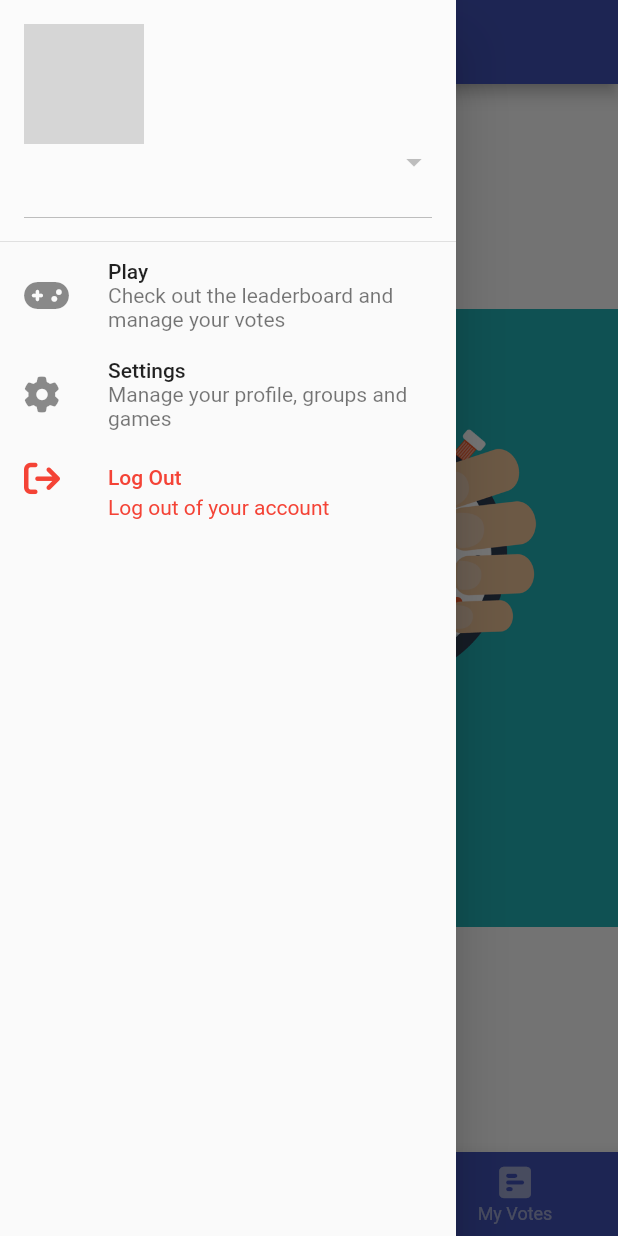
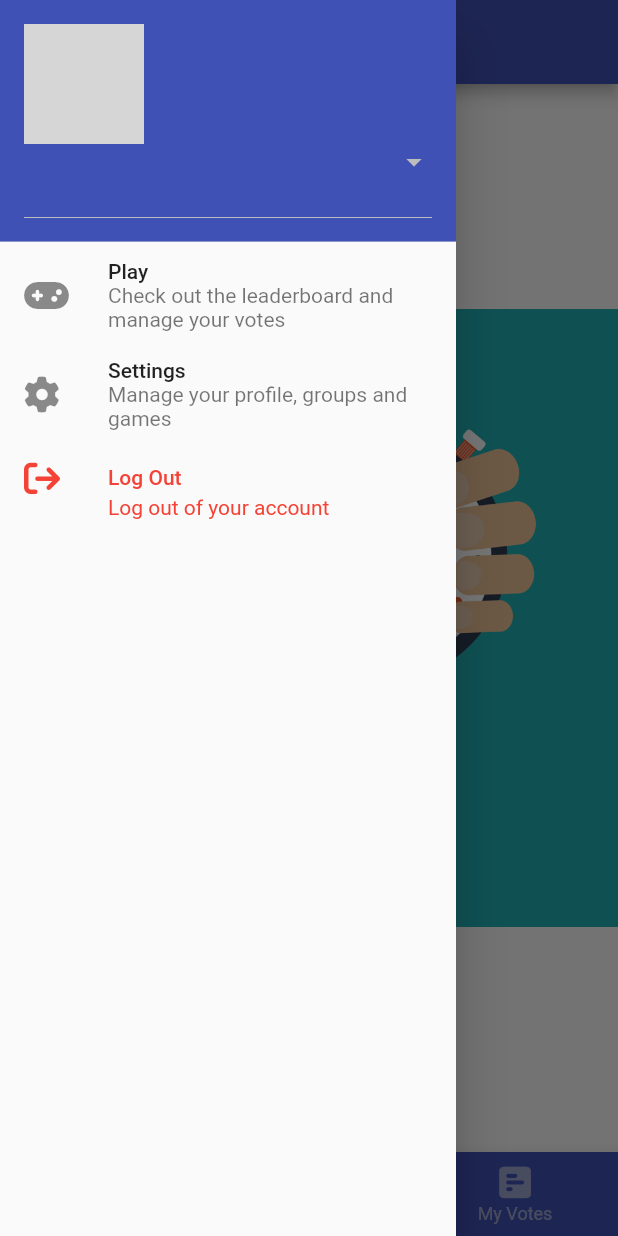
Before and after one commit to rflett/jui, a Flutter app: the MainPage screen opened directly, item 2 of the bottom bar chosen, with the side drawer open, on a phone screen of 412 x 824 dp. Run offline on Flutter 3.47's test engine with Material 2 defaults, Android fonts, the phone set to English and light mode, and no system bars; our stand-ins replace cached_network_image, flutter_secure_storage, font_awesome_flutter, lottie, palette_generator, qr_flutter and 4 more; missing offline and left inert: jwt_decode, qr_code_scanner; accounts and stored records are empty; generated files the repository leaves out were written again; network calls fail; grey boxes are pictures that could not be loaded.

Commit message:
Added a bit more color to the dark mode app

```diff
--- a/lib/view/pages/logged_in/home/home_page.dart
+++ b/lib/view/pages/logged_in/home/home_page.dart
@@ -30,7 +30,7 @@ class _HomePageState extends State<HomePage> {
   Widget build(BuildContext context) {
     return Scaffold(
       bottomNavigationBar: BottomNavigationBar(
-        backgroundColor: Theme.of(context).primaryColor,
+        backgroundColor: Theme.of(context).colorScheme.primary,
         items: [
           BottomNavigationBarItem(
               icon: FaIcon(FontAwesomeIcons.medal), label: "Leaderboard"),
--- a/lib/view/pages/logged_in/main_page.dart
+++ b/lib/view/pages/logged_in/main_page.dart
@@ -157,8 +157,10 @@ class _MainPageState extends State<MainPage> {
 
   @override
   Widget build(BuildContext context) {
+    var theme = Theme.of(context);
     return Scaffold(
       appBar: AppBar(
+        backgroundColor: theme.colorScheme.primary,
         title: Text(title),
       ),
       drawer: Drawer(
@@ -170,7 +172,8 @@ class _MainPageState extends State<MainPage> {
                 crossAxisAlignment: CrossAxisAlignment.start,
                 children: [
                   Consumer<UserState>(
-                    builder: (context, userState, child) => Row(
+                    builder: (context, userState, child) =>
+                        Row(
                           children: [
                             UserAvatar(uuid: userState.user?.userID ?? ""),
                             Padding(
@@ -182,7 +185,8 @@ class _MainPageState extends State<MainPage> {
                   ),
                   Expanded(
                     child: Consumer<GroupState>(
-                      builder: (context, groupState, child) => GroupDropdown(
+                      builder: (context, groupState, child) =>
+                          GroupDropdown(
                             groups: groupState.groups,
                             onGroupSelected: (groupId) =>
                                 _onGroupSelected(groupId, groupState),
@@ -193,11 +197,12 @@ class _MainPageState extends State<MainPage> {
                 ],
               ),
               decoration: BoxDecoration(
-                color: Colors.white24,
+                color: theme.colorScheme.primary,
               ),
             ),
             Consumer<GroupState>(
-              builder: (context, groupState, child) => ListTile(
+              builder: (context, groupState, child) =>
+                  ListTile(
                     leading: FaIcon(FontAwesomeIcons.gamepad),
                     title: Text('Play'),
                     subtitle:
```
Also changed, not shown: lib/view/pages/logged_in/settings/settings_page.dart (+7 -1 lines). Lines whose indentation alone changed are shown as unchanged.
